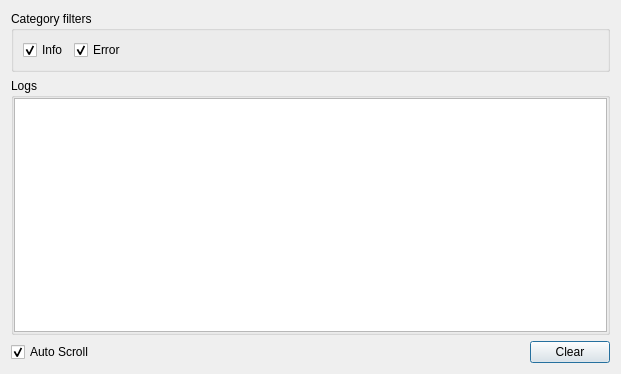
First picture: the form in src/dialogs/errorlogdialog.ui, repository ModbusScope/ModbusScope, before the edit.
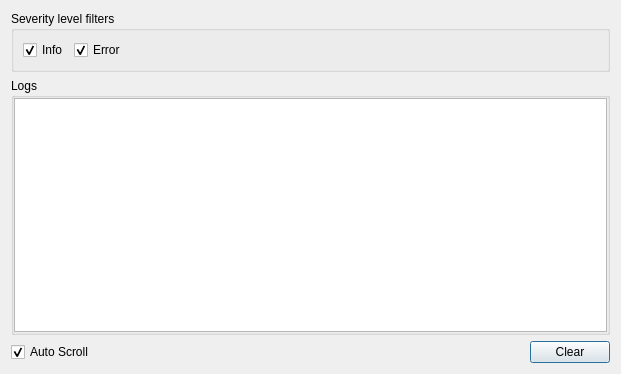
Second picture: the form after the edit.

What changed in the file:
```diff
--- a/src/dialogs/errorlogdialog.ui
+++ b/src/dialogs/errorlogdialog.ui
@@ -17,7 +17,7 @@
    <item>
     <widget class="QGroupBox" name="grpBoxFilter">
      <property name="title">
-      <string>Category filters</string>
+      <string>Severity level filters</string>
      </property>
      <layout class="QHBoxLayout" name="horizontalLayout_3">
       <item>
```
